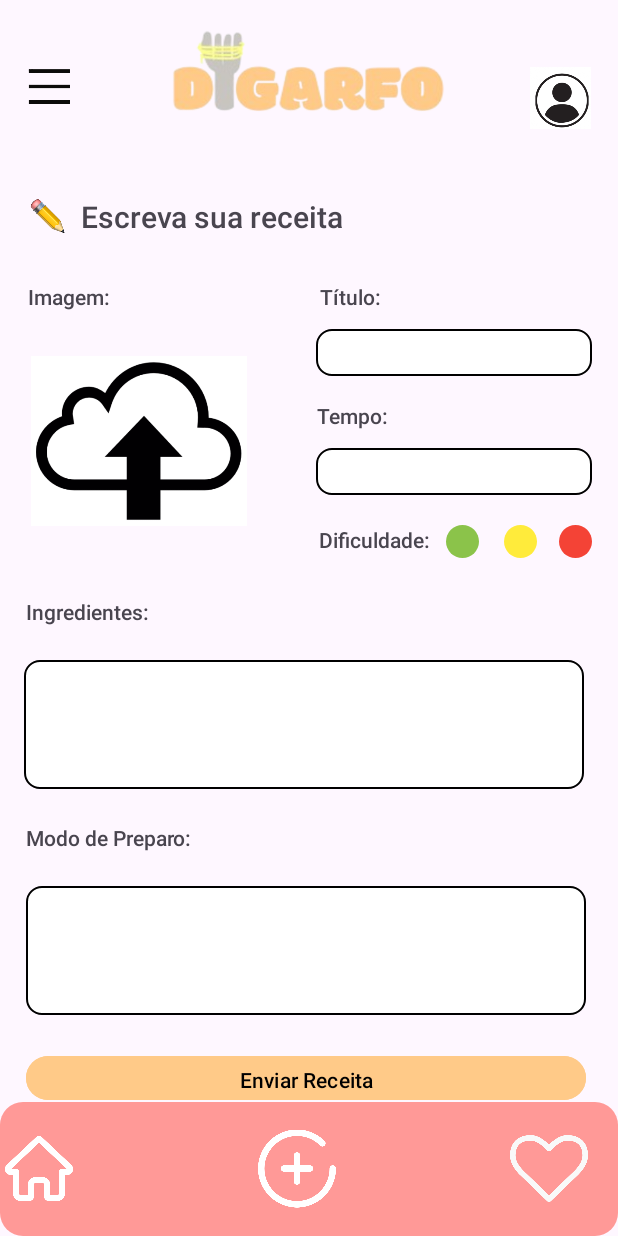
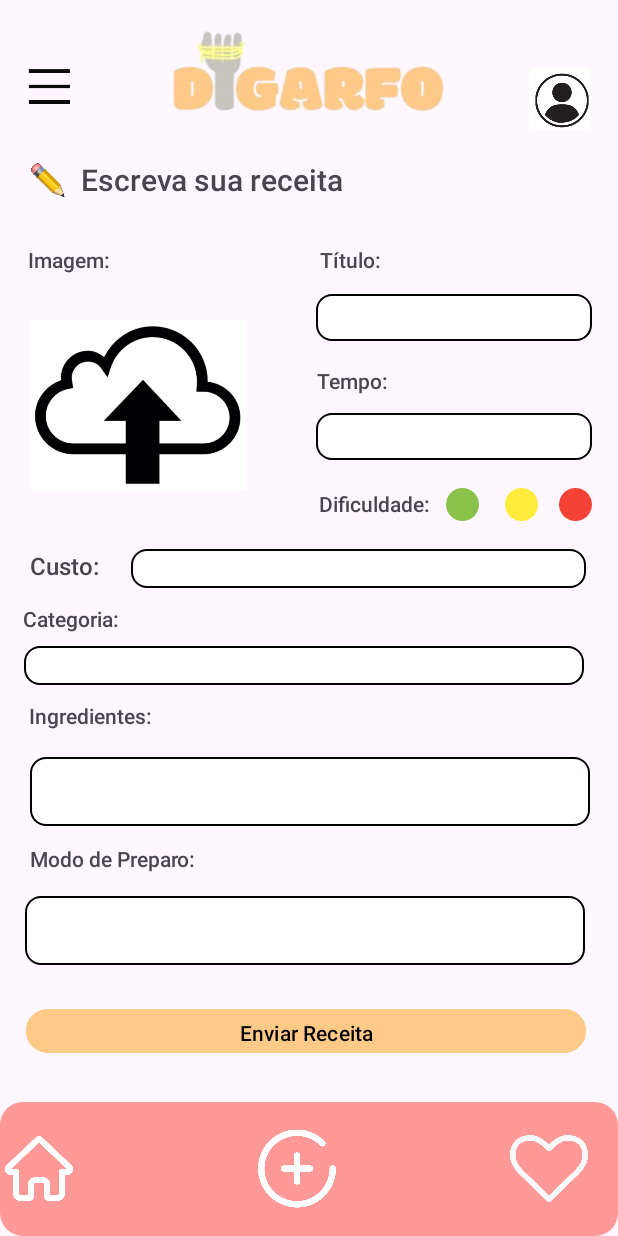
Before and after one commit to GustavoLopes12/DiGarfo, an Android app: the escreverreceita screen opened directly, with no data from a screen before it, on a phone screen of 412 x 824 dp. Run offline under Robolectric (Android 15) with nearby library versions, the phone set to English and light mode, and no system bars.

Commit message:
mexi na java e layout do escrever receitas, elementos que faltavam nela  e funcao do btn enviar rct

```diff
--- a/android/digarfo/app/src/main/java/com/example/digarfo/view/escreverreceita.java
+++ b/android/digarfo/app/src/main/java/com/example/digarfo/view/escreverreceita.java
@@ -13,8 +13,23 @@ import androidx.core.view.ViewCompat;
 import androidx.core.view.WindowInsetsCompat;
 
 import com.example.digarfo.R;
+import com.example.digarfo.conexao_spring.ApiConnection;
+import com.example.digarfo.model.Receita;
+import com.example.digarfo.model.Usuario;
 
 public class escreverreceita extends AppCompatActivity {
+    //ApiConnection conexao;
+    //ApiConnection.UsuarioCallback usuarioCallback;
+
+    //img
+    EditText titulo; //certo
+    EditText tempo; //certo
+   //dificuldade
+    EditText ingredientes; //certo
+    EditText modo_prep; //certo
+    //dificuldade-----!!!!! colocar radio (bolinhas opção, pq ta como img) !!!!!!! -----
+    EditText custo;
+    EditText categoria;
 
     @Override
     protected void onCreate(Bundle savedInstanceState) {
@@ -26,37 +41,33 @@ public class escreverreceita extends AppCompatActivity {
             v.setPadding(systemBars.left, systemBars.top, systemBars.right, systemBars.bottom);
             return insets;
         });
+        //img
+        titulo =  findViewById(R.id.title_input_rct);
+        tempo =  findViewById(R.id.time_input_rct);
+        ingredientes = findViewById(R.id.ingred_input_rct);
+        modo_prep = findViewById(R.id.prep_input_rct);
+        //dificuldade
+        custo = findViewById(R.id.custo_input_rct);
+        categoria = findViewById(R.id.categ_input_rct);
     }
-
-    //atributos qe vao receber os campos da activity
-    //img
-    EditText titulo;
-    EditText tempo;
-    //dificuldade
-    EditText ingredientes;
-    EditText modo_prep;
-
-
-
-
-
-
-
 
     //*********************** FAZENDO CAMPOS FUNCIONAREM ***************************
     //******************************************************************************
 
-    //-campo titulo
+    //-botao enviar receita
+    public void enviar_rct(View view){
+        Receita receita = new Receita(null, titulo.getText().toString(), custo.getText().toString(), categoria.getText().toString(), null, tempo.getText().toString(),
+                ingredientes.getText().toString(), modo_prep.getText().toString(), null, true);
 
+        //conexao.criarUsuario(user, usuarioCallback);----!!! CRIAR NO APCONNECTION !!!------
+        Intent outraTela = new Intent(getApplicationContext(), MainActivity.class);
+        startActivity(outraTela);
 
-    //-botao enviar receita
+    }
+    //-FIM-botao enviar receita
 
     //*********************** FIM-FAZENDO CAMPOS FUNCIONAREM ***********************
     //******************************************************************************
-
-
-
-
 
 
     //************************ PARTE DE BAIXO ********************************************
--- a/android/digarfo/app/src/main/res/layout/activity_editarperfil.xml
+++ b/android/digarfo/app/src/main/res/layout/activity_editarperfil.xml
@@ -106,7 +106,7 @@
         app:layout_constraintVertical_bias="0.461" />
 
     <EditText
-        android:id="@+id/editTextTextEmailAddress"
+        android:id="@+id/title_input_rct"
         android:layout_width="367dp"
         android:layout_height="36dp"
         android:background="@drawable/custom_input_login"
--- a/android/digarfo/app/src/main/res/layout/activity_escreverreceita.xml
+++ b/android/digarfo/app/src/main/res/layout/activity_escreverreceita.xml
@@ -19,25 +19,72 @@
         app:layout_constraintVertical_bias="0.024"
         app:srcCompat="@drawable/receitas_removebg_preview" />
 
+
+    <!-- refazendo o codigo acima por causa do id -->
+
+    <!-- FIM-refazendo o codigo acima por causa do id -->
+
     <EditText
-        android:id="@+id/editTextTextEmailAddress"
+        android:id="@+id/ingred_input_rct"
         android:layout_width="373dp"
-        android:layout_height="86dp"
+        android:layout_height="46dp"
         android:background="@drawable/custominput"
         android:ems="10"
         android:inputType="textEmailAddress"
         app:layout_constraintBottom_toBottomOf="parent"
         app:layout_constraintEnd_toEndOf="parent"
-        app:layout_constraintHorizontal_bias="0.447"
+        app:layout_constraintHorizontal_bias="0.51"
         app:layout_constraintStart_toStartOf="parent"
         app:layout_constraintTop_toTopOf="parent"
-        app:layout_constraintVertical_bias="0.8" />
+        app:layout_constraintVertical_bias="0.649" />
+
+    <TextView
+        android:id="@+id/textView3"
+        android:layout_width="wrap_content"
+        android:layout_height="wrap_content"
+        android:fontFamily="sans-serif-medium"
+        android:text="Modo de Preparo:"
+        app:layout_constraintBottom_toBottomOf="parent"
+        app:layout_constraintEnd_toEndOf="parent"
+        app:layout_constraintHorizontal_bias="0.067"
+        app:layout_constraintStart_toStartOf="parent"
+        app:layout_constraintTop_toTopOf="parent"
+        app:layout_constraintVertical_bias="0.699" />
+
+    <EditText
+
+        android:id="@+id/prep_input_rct"
+        android:layout_width="373dp"
+        android:layout_height="46dp"
+        android:background="@drawable/custominput"
+        android:ems="10"
+        android:inputType="textEmailAddress"
+        app:layout_constraintBottom_toBottomOf="parent"
+        app:layout_constraintEnd_toEndOf="parent"
+        app:layout_constraintHorizontal_bias="0.428"
+        app:layout_constraintStart_toStartOf="parent"
+        app:layout_constraintTop_toTopOf="parent"
+        app:layout_constraintVertical_bias="0.768" />
+
+    <TextView
+        android:id="@+id/textView3"
+        android:layout_width="wrap_content"
+        android:layout_height="wrap_content"
+        android:fontFamily="sans-serif-medium"
+        android:text="Ingredientes:"
+        app:layout_constraintBottom_toBottomOf="parent"
+        app:layout_constraintEnd_toEndOf="parent"
+        app:layout_constraintHorizontal_bias="0.058"
+        app:layout_constraintStart_toStartOf="parent"
+        app:layout_constraintTop_toTopOf="parent"
+        app:layout_constraintVertical_bias="0.581" />
 
     <Button
         android:id="@+id/button"
         android:layout_width="373dp"
         android:layout_height="37dp"
         android:backgroundTint="#FFCA88"
+        android:onClick="enviar_rct"
         android:text="Enviar Receita"
         android:textColor="#000000"
         app:layout_constraintBottom_toBottomOf="parent"
@@ -45,10 +92,10 @@
         app:layout_constraintHorizontal_bias="0.447"
         app:layout_constraintStart_toStartOf="parent"
         app:layout_constraintTop_toTopOf="parent"
-        app:layout_constraintVertical_bias="0.89" />
+        app:layout_constraintVertical_bias="0.85" />
 
     <EditText
-        android:id="@+id/editTextTextEmailAddress"
+        android:id="@+id/title_input_rct"
         android:layout_width="184dp"
         android:layout_height="31dp"
         android:background="@drawable/custominput"
@@ -59,7 +106,7 @@
         app:layout_constraintHorizontal_bias="0.925"
         app:layout_constraintStart_toStartOf="parent"
         app:layout_constraintTop_toTopOf="parent"
-        app:layout_constraintVertical_bias="0.277" />
+        app:layout_constraintVertical_bias="0.247" />
 
     <TextView
         android:id="@+id/textView3"
@@ -72,7 +119,7 @@
         app:layout_constraintHorizontal_bias="0.581"
         app:layout_constraintStart_toStartOf="parent"
         app:layout_constraintTop_toTopOf="parent"
-        app:layout_constraintVertical_bias="0.332" />
+        app:layout_constraintVertical_bias="0.303" />
 
     <TextView
         android:id="@+id/textView3"
@@ -85,10 +132,10 @@
         app:layout_constraintHorizontal_bias="0.63"
         app:layout_constraintStart_toStartOf="parent"
         app:layout_constraintTop_toTopOf="parent"
-        app:layout_constraintVertical_bias="0.435" />
+        app:layout_constraintVertical_bias="0.405" />
 
     <EditText
-        android:id="@+id/j"
+        android:id="@+id/time_input_rct"
         android:layout_width="184dp"
         android:layout_height="31dp"
         android:background="@drawable/custominput"
@@ -99,47 +146,7 @@
         app:layout_constraintHorizontal_bias="0.925"
         app:layout_constraintStart_toStartOf="parent"
         app:layout_constraintTop_toTopOf="parent"
-        app:layout_constraintVertical_bias="0.377" />
-
-    <TextView
-        android:id="@+id/textView3"
-        android:layout_width="wrap_content"
-        android:layout_height="wrap_content"
-        android:fontFamily="sans-serif-medium"
-        android:text="Ingredientes:"
-        app:layout_constraintBottom_toBottomOf="parent"
-        app:layout_constraintEnd_toEndOf="parent"
-        app:layout_constraintHorizontal_bias="0.052"
-        app:layout_constraintStart_toStartOf="parent"
-        app:layout_constraintTop_toTopOf="parent"
-        app:layout_constraintVertical_bias="0.495" />
-
-    <EditText
-        android:id="@+id/editTextTextEmailAddress"
-        android:layout_width="373dp"
-        android:layout_height="86dp"
-        android:background="@drawable/custominput"
-        android:ems="10"
-        android:inputType="textEmailAddress"
-        app:layout_constraintBottom_toBottomOf="parent"
-        app:layout_constraintEnd_toEndOf="parent"
-        app:layout_constraintHorizontal_bias="0.421"
-        app:layout_constraintStart_toStartOf="parent"
-        app:layout_constraintTop_toTopOf="parent"
-        app:layout_constraintVertical_bias="0.596" />
-
-    <TextView
-        android:id="@+id/textView3"
-        android:layout_width="wrap_content"
-        android:layout_height="wrap_content"
-        android:fontFamily="sans-serif-medium"
-        android:text="Modo de Preparo:"
-        app:layout_constraintBottom_toBottomOf="parent"
-        app:layout_constraintEnd_toEndOf="parent"
-        app:layout_constraintHorizontal_bias="0.057"
-        app:layout_constraintStart_toStartOf="parent"
-        app:layout_constraintTop_toTopOf="parent"
-        app:layout_constraintVertical_bias="0.682" />
+        app:layout_constraintVertical_bias="0.347" />
 
     <TextView
         android:id="@+id/textView3"
@@ -152,7 +159,7 @@
         app:layout_constraintHorizontal_bias="0.053"
         app:layout_constraintStart_toStartOf="parent"
         app:layout_constraintTop_toTopOf="parent"
-        app:layout_constraintVertical_bias="0.234" />
+        app:layout_constraintVertical_bias="0.203" />
 
     <TextView
         android:id="@+id/textView2"
@@ -166,7 +173,7 @@
         app:layout_constraintHorizontal_bias="0.229"
         app:layout_constraintStart_toStartOf="parent"
         app:layout_constraintTop_toTopOf="parent"
-        app:layout_constraintVertical_bias="0.164" />
+        app:layout_constraintVertical_bias="0.133" />
 
     <ImageView
         android:id="@+id/imageView2"
@@ -177,7 +184,7 @@
         app:layout_constraintHorizontal_bias="0.051"
         app:layout_constraintStart_toStartOf="parent"
         app:layout_constraintTop_toTopOf="parent"
-        app:layout_constraintVertical_bias="0.163"
+        app:layout_constraintVertical_bias="0.133"
         app:srcCompat="@drawable/pencil_270f_fe0f" />
 
     <TextView
@@ -191,7 +198,55 @@
         app:layout_constraintHorizontal_bias="0.574"
         app:layout_constraintStart_toStartOf="parent"
         app:layout_constraintTop_toTopOf="parent"
-        app:layout_constraintVertical_bias="0.234" />
+        app:layout_constraintVertical_bias="0.203" />
+
+    <ImageView
+        android:id="@+id/imageView7"
+        android:layout_width="144dp"
+        android:layout_height="133dp"
+        app:layout_constraintBottom_toBottomOf="parent"
+        app:layout_constraintEnd_toEndOf="parent"
+        app:layout_constraintHorizontal_bias="0.074"
+        app:layout_constraintStart_toStartOf="parent"
+        app:layout_constraintTop_toTopOf="parent"
+        app:layout_constraintVertical_bias="0.294"
+        app:srcCompat="@drawable/upcloud_icon" />
+
+    <ImageView
+        android:id="@+id/imageView21"
+        android:layout_width="22dp"
+        android:layout_height="22dp"
+        app:layout_constraintBottom_toBottomOf="parent"
+        app:layout_constraintEnd_toEndOf="parent"
+        app:layout_constraintHorizontal_bias="0.763"
+        app:layout_constraintStart_toStartOf="parent"
+        app:layout_constraintTop_toTopOf="parent"
+        app:layout_constraintVertical_bias="0.406"
+        app:srcCompat="@drawable/botaoverde" />
+
+    <ImageView
+        android:id="@+id/imageView22"
+        android:layout_width="wrap_content"
+        android:layout_height="wrap_content"
+        app:layout_constraintBottom_toBottomOf="parent"
+        app:layout_constraintEnd_toEndOf="parent"
+        app:layout_constraintHorizontal_bias="0.956"
+        app:layout_constraintStart_toStartOf="parent"
+        app:layout_constraintTop_toTopOf="parent"
+        app:layout_constraintVertical_bias="0.406"
+        app:srcCompat="@drawable/botaovermelho" />
+
+    <ImageView
+        android:id="@+id/imageView23"
+        android:layout_width="wrap_content"
+        android:layout_height="wrap_content"
+        app:layout_constraintBottom_toBottomOf="parent"
+        app:layout_constraintEnd_toEndOf="parent"
+        app:layout_constraintHorizontal_bias="0.863"
+        app:layout_constraintStart_toStartOf="parent"
+        app:layout_constraintTop_toTopOf="parent"
+        app:layout_constraintVertical_bias="0.406"
+        app:srcCompat="@drawable/botaoamarelo" />
 
     <ImageView
         android:id="@+id/imageView5"
@@ -207,18 +262,6 @@
         app:srcCompat="@drawable/profile_icon" />
 
     <ImageView
-        android:id="@+id/imageView7"
-        android:layout_width="144dp"
-        android:layout_height="133dp"
-        app:layout_constraintBottom_toBottomOf="parent"
-        app:layout_constraintEnd_toEndOf="parent"
-        app:layout_constraintHorizontal_bias="0.076"
-        app:layout_constraintStart_toStartOf="parent"
-        app:layout_constraintTop_toTopOf="parent"
-        app:layout_constraintVertical_bias="0.329"
-        app:srcCompat="@drawable/upcloud_icon" />
-
-    <ImageView
         android:id="@+id/imageView20"
         android:layout_width="30dp"
         android:layout_height="25dp"
@@ -229,42 +272,6 @@
         app:layout_constraintTop_toTopOf="parent"
         app:layout_constraintVertical_bias="0.056"
         app:srcCompat="@drawable/menu_removebg_preview" />
-
-    <ImageView
-        android:id="@+id/imageView21"
-        android:layout_width="22dp"
-        android:layout_height="22dp"
-        app:layout_constraintBottom_toBottomOf="parent"
-        app:layout_constraintEnd_toEndOf="parent"
-        app:layout_constraintHorizontal_bias="0.762"
-        app:layout_constraintStart_toStartOf="parent"
-        app:layout_constraintTop_toTopOf="parent"
-        app:layout_constraintVertical_bias="0.436"
-        app:srcCompat="@drawable/botaoverde" />
-
-    <ImageView
-        android:id="@+id/imageView22"
-        android:layout_width="wrap_content"
-        android:layout_height="wrap_content"
-        app:layout_constraintBottom_toBottomOf="parent"
-        app:layout_constraintEnd_toEndOf="parent"
-        app:layout_constraintHorizontal_bias="0.956"
-        app:layout_constraintStart_toStartOf="parent"
-        app:layout_constraintTop_toTopOf="parent"
-        app:layout_constraintVertical_bias="0.436"
-        app:srcCompat="@drawable/botaovermelho" />
-
-    <ImageView
-        android:id="@+id/imageView23"
-        android:layout_width="wrap_content"
-        android:layout_height="wrap_content"
-        app:layout_constraintBottom_toBottomOf="parent"
-        app:layout_constraintEnd_toEndOf="parent"
-        app:layout_constraintHorizontal_bias="0.862"
-        app:layout_constraintStart_toStartOf="parent"
-        app:layout_constraintTop_toTopOf="parent"
-        app:layout_constraintVertical_bias="0.436"
-        app:srcCompat="@drawable/botaoamarelo" />
 
 
     <LinearLayout
@@ -327,5 +334,58 @@
 
     </LinearLayout>
 
+    <TextView
+        android:id="@+id/textView8"
+        android:layout_width="wrap_content"
+        android:layout_height="wrap_content"
+        android:layout_marginStart="20dp"
+        android:fontFamily="sans-serif-medium"
+        android:text="Custo:"
+        android:textSize="16sp"
+        app:layout_constraintBottom_toBottomOf="parent"
+        app:layout_constraintStart_toStartOf="parent"
+        app:layout_constraintTop_toTopOf="parent"
+        app:layout_constraintVertical_bias="0.456" />
+
+    <TextView
+        android:id="@+id/textView9"
+        android:layout_width="wrap_content"
+        android:layout_height="wrap_content"
+        android:fontFamily="sans-serif-medium"
+        android:text="Categoria:"
+        app:layout_constraintBottom_toBottomOf="parent"
+        app:layout_constraintEnd_toEndOf="parent"
+        app:layout_constraintHorizontal_bias="0.044"
+        app:layout_constraintStart_toStartOf="parent"
+        app:layout_constraintTop_toTopOf="parent" />
+
+    <EditText
+        android:id="@+id/categ_input_rct"
+        android:layout_width="373dp"
+        android:layout_height="26dp"
+        android:background="@drawable/custominput"
+        android:ems="10"
+        android:inputType="textEmailAddress"
+        app:layout_constraintBottom_toBottomOf="parent"
+        app:layout_constraintEnd_toEndOf="parent"
+        app:layout_constraintHorizontal_bias="0.408"
+        app:layout_constraintStart_toStartOf="parent"
+        app:layout_constraintTop_toTopOf="parent"
+        app:layout_constraintVertical_bias="0.54" />
+
+    <EditText
+
+        android:id="@+id/custo_input_rct"
+        android:layout_width="303dp"
+        android:layout_height="26dp"
+        android:background="@drawable/custominput"
+        android:ems="10"
+        android:inputType="textEmailAddress"
+        app:layout_constraintBottom_toBottomOf="parent"
+        app:layout_constraintEnd_toEndOf="parent"
+        app:layout_constraintStart_toEndOf="@+id/textView8"
+        app:layout_constraintTop_toTopOf="parent"
+        app:layout_constraintVertical_bias="0.459" />
+
 
 </androidx.constraintlayout.widget.ConstraintLayout>
--- a/android/digarfo/app/src/main/res/layout/activity_main.xml
+++ b/android/digarfo/app/src/main/res/layout/activity_main.xml
@@ -9,7 +9,7 @@
     tools:context=".view.MainActivity">
 
     <EditText
-        android:id="@+id/editTextTextEmailAddress"
+        android:id="@+id/title_input_rct"
         android:layout_width="323dp"
         android:layout_height="68dp"
         android:background="@drawable/custom_input_login"
```
